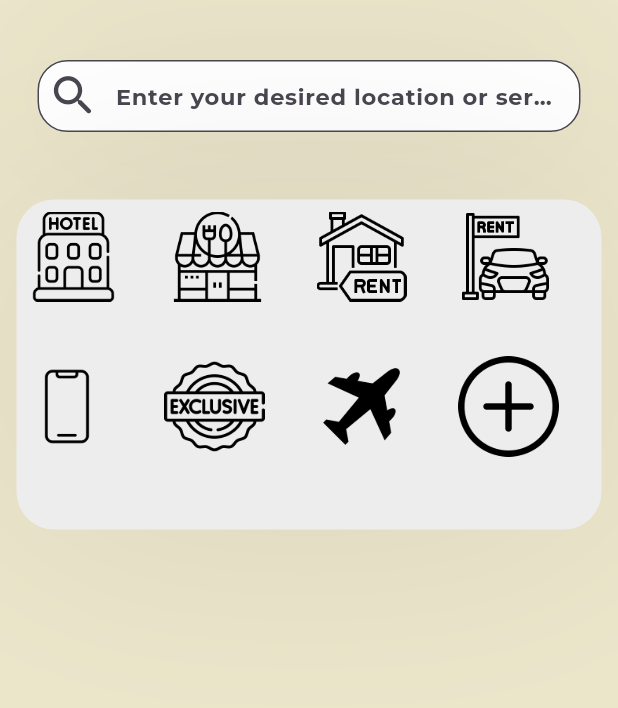
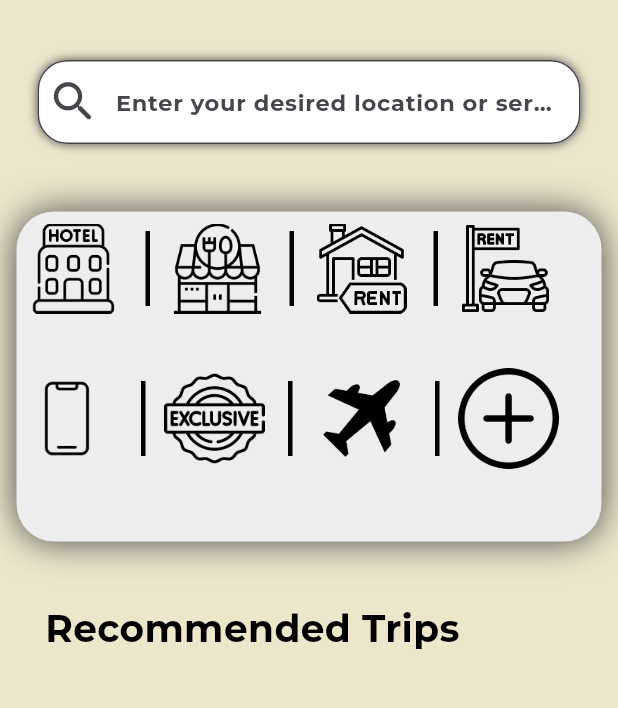
Before and after one commit to AbdulrahmanAbusnena/bentloos, a Flutter app: the screen it shows once a user with an empty profile is signed in, on a phone screen of 412 x 824 dp, the part 84-792 px from its top. Run offline on Flutter 3.47's test engine with Material 3 defaults, Android fonts, the phone set to English and light mode, and no system bars; our stand-ins replace cloud_firestore, firebase_auth, firebase_core, google_fonts; accounts and stored records are empty.

Commit message:
git commit

```diff
--- a/lib/Pages/homepage.dart
+++ b/lib/Pages/homepage.dart
@@ -8,12 +8,11 @@ import 'package:bentlos/Pages/ExtPage/mobile_serivces.dart';
 import 'package:bentlos/Pages/ExtPage/more.dart';
 import 'package:bentlos/Pages/ExtPage/resturants.dart';
 import 'package:bentlos/Pages/ExtPage/vacation_rentals.dart';
-import 'package:flutter/cupertino.dart';
+import 'package:bentlos/Pages/logoutpage.dart';
 // import 'package:bentlos/Pages/loginpage.dart';
 //import 'package:bentlos/Pages/registrationpage.dart';
 //import 'package:bentlos/Services/authentication.dart';
 import 'package:flutter/material.dart';
-import 'package:flutter/widgets.dart';
 import 'package:google_fonts/google_fonts.dart';
 
 class HomePage extends StatefulWidget {
@@ -39,9 +38,16 @@ class _HomePageState extends State<HomePage> {
         ),
         centerTitle: true,
         backgroundColor: const Color(0xffECE6CB),
-        leading: const CircleAvatar(
-          backgroundImage: AssetImage('assets/earth-americas.png'),
-          backgroundColor: Color(0xffECE6CB),
+        leading: GestureDetector(
+          onTap: () => Navigator.push(
+              context,
+              MaterialPageRoute(
+                builder: (context) => const SignOut(),
+              )),
+          child: const CircleAvatar(
+            backgroundImage: AssetImage('assets/earth-americas.png'),
+            backgroundColor: Color(0xffECE6CB),
+          ),
         ),
       ),
       body: Column(
@@ -57,12 +63,13 @@ class _HomePageState extends State<HomePage> {
                 //   bottom: 50,
               ),
               decoration: BoxDecoration(
-                //     color: Colors.white,
-                boxShadow: [
+                borderRadius: BorderRadius.circular(20),
+                boxShadow: const [
                   BoxShadow(
-                      color: const Color(0xff4b4b4b).withOpacity(0.11),
-                      blurRadius: 100,
-                      spreadRadius: 0.0),
+                    color: Color(0xff4b4b4b),
+                    blurRadius: 5,
+                    spreadRadius: 0.0,
+                  ),
                 ],
               ),
               child: TextField(
@@ -74,15 +81,11 @@ class _HomePageState extends State<HomePage> {
                   ),
                   prefixIcon: const Icon(Icons.search_rounded, size: 35),
                   filled: true,
-                  contentPadding: const EdgeInsets.symmetric(
-                    vertical: 5,
-                    horizontal: 15,
-                  ),
                   fillColor: Colors.white,
                   hoverColor: Colors.black,
                   border: OutlineInputBorder(
                     borderRadius: BorderRadius.circular(20),
-                    borderSide: BorderSide(
+                    borderSide: const BorderSide(
                       strokeAlign: BorderSide.strokeAlignCenter,
                       color: Colors.black,
                     ),
@@ -98,11 +101,12 @@ class _HomePageState extends State<HomePage> {
             height: 220,
             width: 390,
             decoration: BoxDecoration(
-              boxShadow: [
+              boxShadow: const [
                 BoxShadow(
-                    color: const Color(0xff4b4b4b).withOpacity(0.11),
-                    blurRadius: 200,
-                    spreadRadius: 5.0),
+                  color: Color(0xff4b4b4b),
+                  blurRadius: 20,
+                  spreadRadius: 0,
+                ),
               ],
               color: const Color(0xffEDEDED),
               borderRadius: BorderRadius.circular(25),
@@ -125,8 +129,17 @@ class _HomePageState extends State<HomePage> {
                       ),
                     ),
                     const SizedBox(
-                      width: 20,
+                      width: 10,
                     ),
+                    const SizedBox(
+                      height: 50,
+                      child: VerticalDivider(
+                        color: Colors.black,
+                        thickness: 3,
+                        width: 0.01,
+                      ),
+                    ),
+                    const SizedBox(width: 10),
                     Padding(
                       padding: const EdgeInsets.all(8.0),
                       child: IconButts(
@@ -140,8 +153,17 @@ class _HomePageState extends State<HomePage> {
                             )),
                       ),
                     ),
+                    const SizedBox(width: 10),
                     const SizedBox(
-                      width: 20,
+                      height: 50,
+                      child: VerticalDivider(
+                        color: Colors.black,
+                        thickness: 3,
+                        width: 0.01,
+                      ),
+                    ),
+                    const SizedBox(
+                      width: 10,
                     ),
                     Padding(
                       padding: const EdgeInsets.all(8.0),
@@ -157,7 +179,18 @@ class _HomePageState extends State<HomePage> {
                       ),
                     ),
                     const SizedBox(
-                      width: 20,
+                      width: 10,
+                    ),
+                    const SizedBox(
+                      height: 50,
+                      child: VerticalDivider(
+                        color: Colors.black,
+                        thickness: 3,
+                        width: 0.01,
+                      ),
+                    ),
+                    const SizedBox(
+                      width: 10,
                     ),
                     Padding(
                       padding: const EdgeInsets.all(8.0),
@@ -189,8 +222,17 @@ class _HomePageState extends State<HomePage> {
                             builder: (context) => const MobileSerivces(),
                           )),
                     ),
+                    const SizedBox(width: 15),
                     const SizedBox(
-                      width: 30,
+                      height: 50,
+                      child: VerticalDivider(
+                        color: Colors.black,
+                        thickness: 3,
+                        width: 0.01,
+                      ),
+                    ),
+                    const SizedBox(
+                      width: 15,
                     ),
                     IconButts(
                       iconss: 'assets/exclusive.png',
@@ -202,8 +244,17 @@ class _HomePageState extends State<HomePage> {
                             builder: (context) => const Exclusive(),
                           )),
                     ),
+                    const SizedBox(width: 15),
                     const SizedBox(
-                      width: 30,
+                      height: 50,
+                      child: VerticalDivider(
+                        color: Colors.black,
+                        thickness: 3,
+                        width: 0.01,
+                      ),
+                    ),
+                    const SizedBox(
+                      width: 15,
                     ),
                     IconButts(
                       iconss: 'assets/plane.png',
@@ -215,8 +266,17 @@ class _HomePageState extends State<HomePage> {
                             builder: (context) => const Flights(),
                           )),
                     ),
+                    const SizedBox(width: 15),
                     const SizedBox(
-                      width: 30,
+                      height: 50,
+                      child: VerticalDivider(
+                        color: Colors.black,
+                        thickness: 3,
+                        width: 0.01,
+                      ),
+                    ),
+                    const SizedBox(
+                      width: 15,
                     ),
                     IconButts(
                       iconss: 'assets/plus.png',
@@ -233,6 +293,22 @@ class _HomePageState extends State<HomePage> {
               ],
             ),
           ),
+          const SizedBox(
+            height: 40,
+          ),
+          Row(
+            children: [
+              const SizedBox(
+                width: 30,
+              ),
+              Text('Recommended Trips',
+                  style: GoogleFonts.montserrat(
+                    fontSize: 25.0,
+                    fontWeight: FontWeight.w700,
+                    color: Colors.black,
+                  )),
+            ],
+          ),
         ],
       ),
     );
--- a/lib/Pages/profile.dart
+++ b/lib/Pages/profile.dart
@@ -0,0 +1,18 @@
+import 'package:bentlos/Pages/logoutpage.dart';
+import 'package:flutter/material.dart';
+
+class UserProfile extends StatefulWidget {
+  const UserProfile({super.key});
+
+  @override
+  State<UserProfile> createState() => _UserProfileState();
+}
+
+class _UserProfileState extends State<UserProfile> {
+  @override
+  Widget build(BuildContext context) {
+    return const Scaffold(
+      body: SignOut(),
+    );
+  }
+}
--- a/lib/Pages/registrationpage.dart
+++ b/lib/Pages/registrationpage.dart
@@ -16,13 +16,13 @@ class _IntroPageState extends State<IntroPage> {
   @override
   Widget build(BuildContext context) {
     return Scaffold(
-      backgroundColor: const Color.fromARGB(255, 253, 231, 197),
+      backgroundColor: const Color(0xffECE6CB),
       appBar: AppBar(
-        backgroundColor: const Color.fromARGB(255, 253, 231, 197),
-        elevation: 0.0,
+        backgroundColor: const Color(0xffECE6CB),
+        // elevation: 0.0,
         leading: const CircleAvatar(
           backgroundImage: AssetImage('assets/earth-americas.png'),
-          backgroundColor: Color.fromARGB(255, 253, 231, 197),
+          backgroundColor: Color(0xffECE6CB),
         ),
       ),
       body: Column(
@@ -127,7 +127,7 @@ class _IntroPageState extends State<IntroPage> {
             height: 185,
           ),
           const SizedBox(
-            height: 40,
+            height: 35,
           )
         ],
       ),
--- a/lib/Pages/signuppage.dart
+++ b/lib/Pages/signuppage.dart
@@ -56,7 +56,7 @@ class _SignUpState extends State<SignUp> {
   Widget build(BuildContext context) {
     //  double height = MediaQuery.of(context).size.height;
     return Scaffold(
-      backgroundColor: const Color.fromARGB(255, 253, 231, 197),
+      backgroundColor: Color(0xffECE6CB),
       // appBar: AppBar(),
       body: SingleChildScrollView(
         child: Column(
--- a/lib/Services/authentication.dart
+++ b/lib/Services/authentication.dart
@@ -3,7 +3,7 @@ import 'package:firebase_auth/firebase_auth.dart';
 // mport 'package:firebase_core/firebase_core.dart';
 
 class AuthServices {
-  // for storing data in  firestore
+  // for storing data in  fir estore
   final FirebaseFirestore _firestore = FirebaseFirestore.instance;
   // for the authentication
   final FirebaseAuth _auth = FirebaseAuth.instance;
```
Also changed, not shown: 1 other file.
